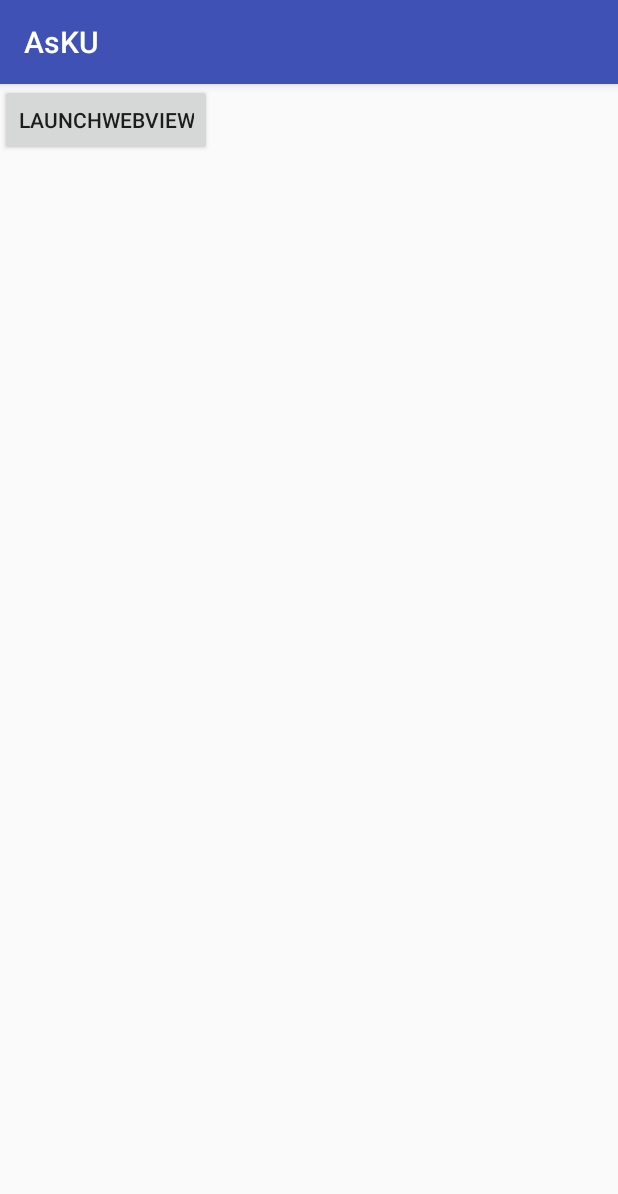
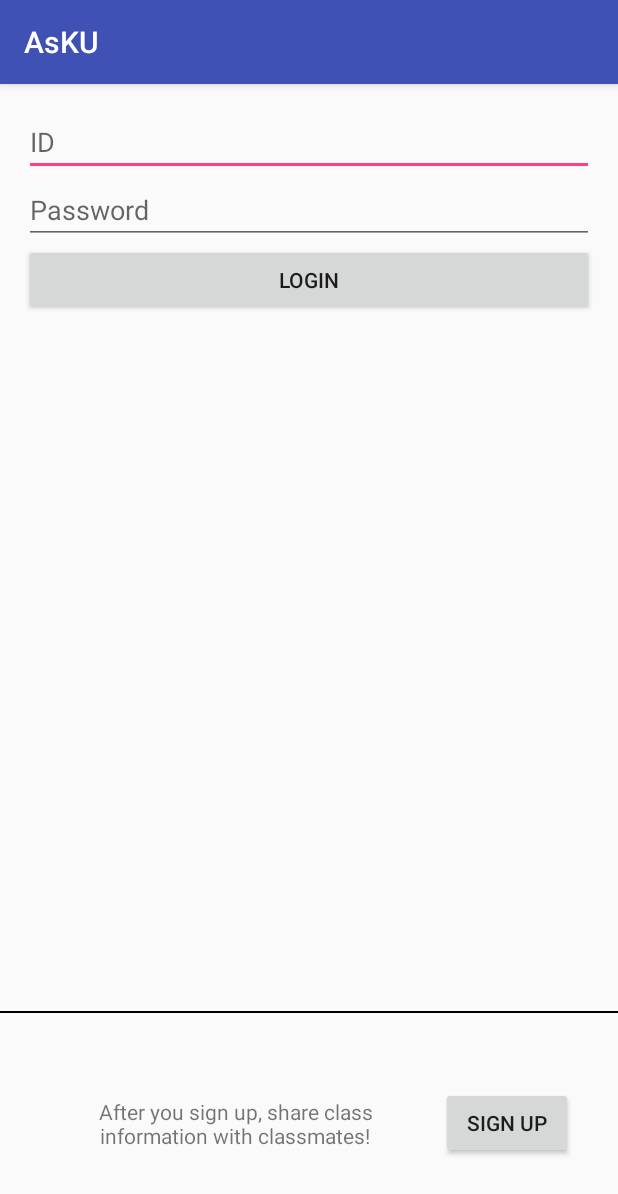
Before and after one commit to os94/ASKU, an Android app: the screen it shows after launch (MainActivity before the commit, LoginActivity after it), on a phone screen of 412 x 824 dp. Shown: the top 1194 px of the screen. Run offline under Robolectric (Android 15) with nearby library versions, the light colour scheme and no system bars.

Commit message:
add login page

```diff
--- a/app/src/main/AndroidManifest.xml
+++ b/app/src/main/AndroidManifest.xml
@@ -21,6 +21,7 @@
         <activity android:name=".MainActivity"/>
         <activity android:name=".WebViewActivity"/>
         <activity android:name=".TestActivity"/>
+        <activity android:name=".LoginActivity"/>
     </application>
 
 </manifest>
--- a/app/src/main/java/kr/ac/korea/lecturestalk/kulecturestalk/IntroActivity.java
+++ b/app/src/main/java/kr/ac/korea/lecturestalk/kulecturestalk/IntroActivity.java
@@ -24,8 +24,15 @@ public class IntroActivity extends AppCompatActivity {
             @Override
             public void handleMessage(Message msg) {
                 super.handleMessage(msg);
-                startActivity(new Intent(IntroActivity.this, MainActivity.class));
-                finish();
+
+                boolean isLogined = false;
+                if (isLogined) {
+                    startActivity(new Intent(IntroActivity.this, MainActivity.class));
+                    finish();
+                } else {
+                    startActivity(new Intent(IntroActivity.this, LoginActivity.class));
+                    finish();
+                }
             }
         };
         handler.sendEmptyMessageDelayed(0, 2000);
--- /dev/null
+++ b/app/src/main/java/kr/ac/korea/lecturestalk/kulecturestalk/LoginActivity.java
@@ -0,0 +1,30 @@
+package kr.ac.korea.lecturestalk.kulecturestalk;
+
+import android.content.Intent;
+import android.os.Bundle;
+import android.os.Handler;
+import android.os.Message;
+import android.support.v7.app.AppCompatActivity;
+import android.view.View;
+import android.view.Window;
+import android.view.WindowManager;
+import android.widget.Button;
+
+public class LoginActivity extends AppCompatActivity {
+
+    @Override
+    protected void onCreate(Bundle savedInstanceState) {
+        super.onCreate(savedInstanceState);
+        setContentView(R.layout.activity_login);
+
+        Button loginButton = (Button) findViewById(R.id.login_button);
+        loginButton.setOnClickListener(new View.OnClickListener() {
+            @Override
+            public void onClick(View v) {
+                startActivity(new Intent(LoginActivity.this, MainActivity.class));
+                finish();
+            }
+        });
+
+    }
+}
--- /dev/null
+++ b/app/src/main/res/layout/activity_login.xml
@@ -0,0 +1,69 @@
+<?xml version="1.0" encoding="utf-8"?>
+<RelativeLayout xmlns:android="http://schemas.android.com/apk/res/android"
+    xmlns:app="http://schemas.android.com/apk/res-auto"
+    xmlns:tools="http://schemas.android.com/tools"
+    android:layout_width="match_parent"
+    android:layout_height="match_parent"
+    tools:context=".LoginActivity">
+
+    <!-- Signup layout-->
+    <RelativeLayout
+        android:layout_width="match_parent"
+        android:layout_height="150dp"
+        android:layout_alignParentBottom="true">
+        <View
+            android:layout_width="match_parent"
+            android:layout_height="1dp"
+            android:background="#000"/>
+
+        <Button
+            android:id="@+id/signup_button"
+            android:layout_width="wrap_content"
+            android:layout_height="wrap_content"
+            android:text="@string/sign_up_button"
+            android:layout_alignParentEnd="true"
+            android:layout_centerVertical="true"
+            android:layout_marginEnd="30dp"
+            />
+
+        <TextView
+            android:layout_width="match_parent"
+            android:layout_height="wrap_content"
+            android:layout_marginStart="30dp"
+            android:layout_marginEnd="10dp"
+            android:gravity="center"
+            android:layout_centerVertical="true"
+            android:layout_toStartOf="@id/signup_button"
+            android:text="@string/sign_up_button_description"/>
+    </RelativeLayout>
+
+
+    <!-- ID&Password Edittext and Login Button -->
+    <LinearLayout
+        android:layout_width="match_parent"
+        android:layout_height="match_parent"
+        android:paddingEnd="@dimen/activity_margin"
+        android:paddingStart="@dimen/activity_margin"
+        android:paddingTop="@dimen/activity_margin"
+        android:orientation="vertical">
+
+        <EditText
+            android:id="@+id/edittext_login_id"
+            android:layout_width="match_parent"
+            android:layout_height="wrap_content"
+            android:hint="@string/login_id_edittext_hint" />
+
+        <EditText
+            android:id="@+id/edittext_password"
+            android:layout_width="match_parent"
+            android:layout_height="wrap_content"
+            android:hint="@string/password_edittext_hint" />
+
+        <Button
+            android:id="@+id/login_button"
+            android:layout_width="match_parent"
+            android:layout_height="wrap_content"
+            android:text="@string/login_button" />
+    </LinearLayout>
+
+</RelativeLayout>
--- /dev/null
+++ b/app/src/main/res/values-sw600dp/dimens.xml
@@ -0,0 +1,5 @@
+<?xml version="1.0" encoding="utf-8"?>
+<!-- Dimens for Tablet devices -->
+<resources>
+    <dimen name="activity_margin">24dp</dimen>
+</resources>
--- /dev/null
+++ b/app/src/main/res/values/dimens.xml
@@ -0,0 +1,5 @@
+<?xml version="1.0" encoding="utf-8"?>
+<!-- Dimens for Phone devices -->
+<resources>
+    <dimen name="activity_margin">16dp</dimen>
+</resources>
--- a/app/src/main/res/values/strings.xml
+++ b/app/src/main/res/values/strings.xml
@@ -1,3 +1,8 @@
 <resources>
     <string name="app_name">AsKU</string>
+    <string name="login_id_edittext_hint">ID</string>
+    <string name="password_edittext_hint">Password</string>
+    <string name="login_button">Login</string>
+    <string name="sign_up_button">Sign up</string>
+    <string name="sign_up_button_description">After you sign up, share class information with classmates!</string>
 </resources>
```
Also changed, not shown: 1 other file.
